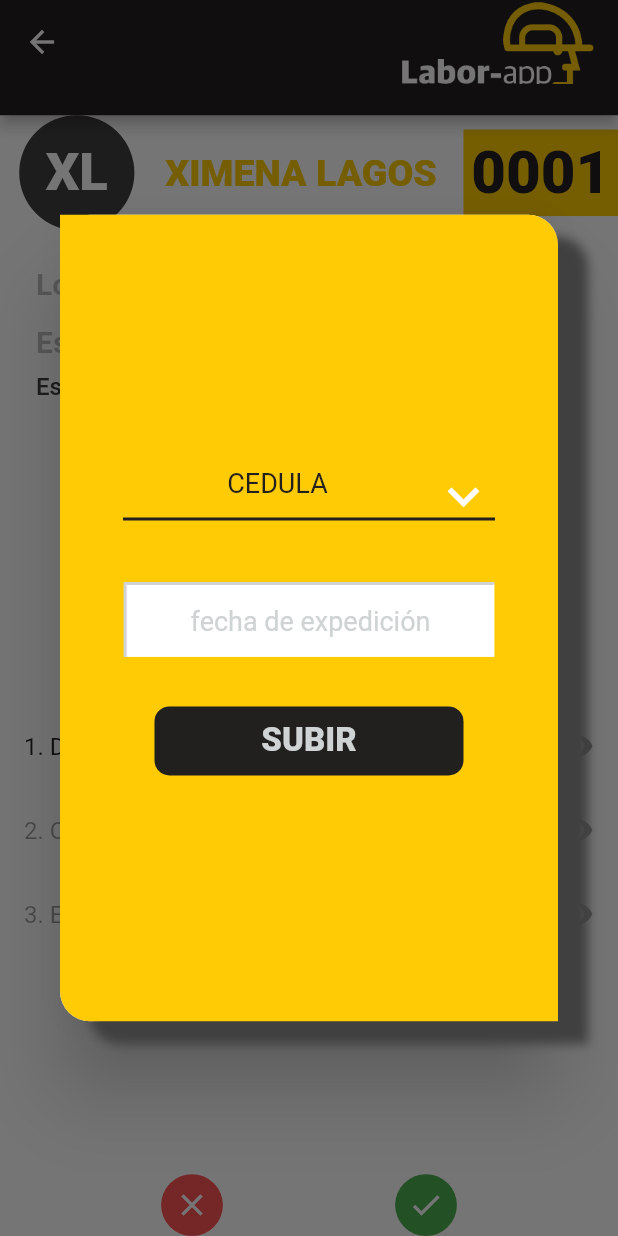
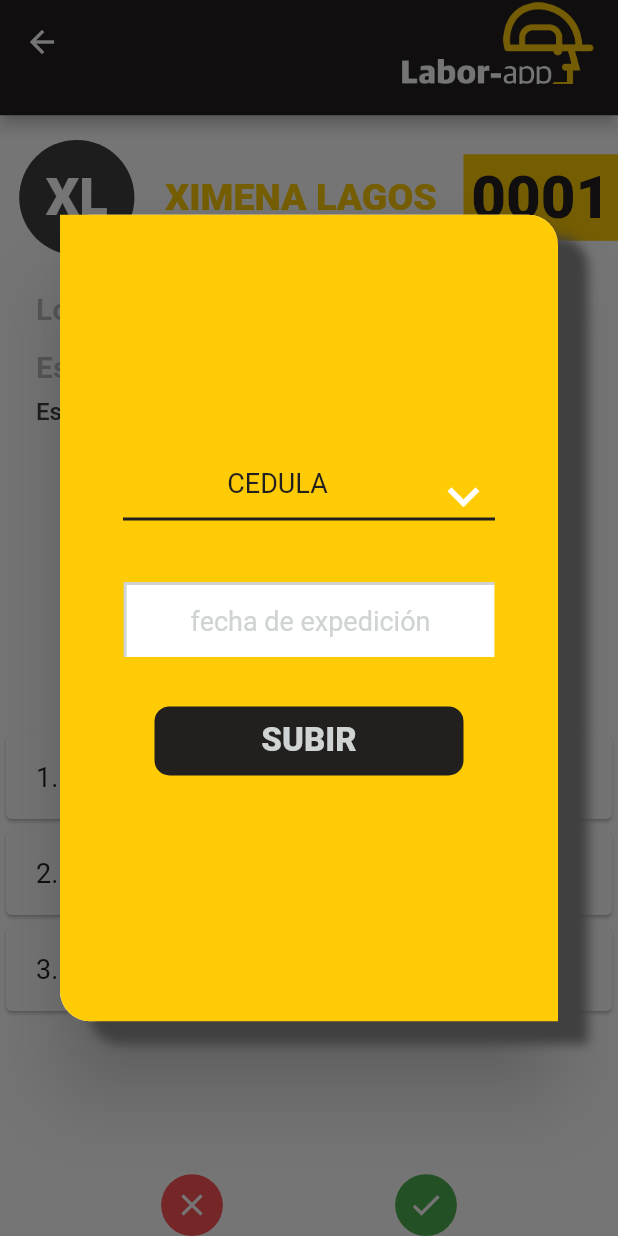
Before and after one commit to jsensunchop/Laborapp2, a Flutter app: the documentsUpload screen opened directly, after a tap on "1. Documento", on a phone screen of 412 x 824 dp. Run offline on Flutter 3.47's test engine with Material 2 defaults, Android fonts, the phone set to English and light mode, and no system bars; drawn by our look-alikes of auto_size_text; our stand-ins replace carousel_slider, firebase_storage, flutter_rating_bar, flutter_screenutil, fluttertoast, image_cropper and 1 more; accounts and stored records are empty.

```diff
--- a/LaborappTrabajador-master/lib/Documents/documentsUpload.dart
+++ b/LaborappTrabajador-master/lib/Documents/documentsUpload.dart
@@ -1,5 +1,8 @@
 import 'package:flutter/material.dart';
 import 'package:laborapp_trabajador/Common/ProfileHeader.dart';
+import 'package:laborapp_trabajador/Documents/cameraCA.dart';
+import 'package:laborapp_trabajador/Documents/cameraCC.dart';
+import 'package:laborapp_trabajador/Documents/cameraEM.dart';
 import 'package:laborapp_trabajador/Documents/documentsUploadDescription.dart';
 import 'package:laborapp_trabajador/Profile/ProfileLanding.dart';
 import 'package:laborapp_trabajador/SingletonInstances/SingletonWorker.dart';
@@ -7,6 +10,7 @@ import 'package:laborapp_trabajador/Common/LaboraAppBar.dart';
 import 'package:laborapp_trabajador/Util/UtilMethods.dart';
 import 'package:laborapp_trabajador/Landing/Landing.dart';
 import 'package:laborapp_trabajador/popUps/popUpMethods.dart';
+import 'package:laborapp_trabajador/Common/ColorPalette.dart';
 
 class documentsUpload extends StatefulWidget {
   _documentsUploadState createState() => _documentsUploadState();
@@ -15,6 +19,32 @@ class documentsUpload extends StatefulWidget {
 class _documentsUploadState extends State<documentsUpload> {
  _goToLanding(BuildContext context){
    Navigator.push(context, MaterialPageRoute(builder: (context) => ProfileLanding()));
+ }
+
+ _goToCC(String localidad, BuildContext context) {
+   Navigator.push(
+       context, MaterialPageRoute(builder: (context) => cameraCC()));
+ }
+ _goToCA(String localidad, BuildContext context) {
+   Navigator.push(
+       context, MaterialPageRoute(builder: (context) => cameraCA()));
+ }
+ _goToEM(String localidad, BuildContext context) {
+   Navigator.push(
+       context, MaterialPageRoute(builder: (context) => cameraEM()));
+ }
+
+ List<String> listing = [
+   '1. Documento',
+   '2. Curso de Altura',
+   '3. Examen Médico',
+ ];
+
+ int _selectedIndex = 0;
+
+ _onSelected(int index) {
+   setState(() => _selectedIndex = index);
+
  }
 
   @override
@@ -27,28 +57,44 @@ class _documentsUploadState extends State<documentsUpload> {
         children: <Widget>[
           //header of the screen
           //EDIT HERE
+          SizedBox(height: getHeightWithoutSafeAreaAppBar(context) * 0.02),
           ProfileHeader(),
           documentsUploadDescription(),
-          new Expanded(
-            child: new ListView(
-              children: <Widget>[
-                ListTile(
-                  title: Text("1. Documento"),
-                  onTap: ()=>showDocumentPopUp(context),
-                  trailing: Icon(Icons.remove_red_eye),
-                  enabled: true,
-                ),
-                ListTile(
-                  title: Text("2. Curso de Altura"),
-                  trailing: Icon(Icons.remove_red_eye),
-                  enabled: false,
-                ),
-                ListTile(
-                  title: Text("3. Examen Médico"),
-                  trailing: Icon(Icons.remove_red_eye),
-                  enabled: false,
-                )
-              ],
+          Expanded(
+          child: ListView.builder(
+          shrinkWrap: true,
+            itemCount: listing.length,
+            itemBuilder: (BuildContext context, int index) {
+              final docs = listing[index].toString();
+              final bool alreadySaved = _selectedIndex != null && _selectedIndex == index;
+              return Card(
+                child: ListTile(
+                    contentPadding: EdgeInsets.symmetric(horizontal: 20.0),
+                    title: new Text(
+                      docs,
+                      style: TextStyle(
+                          fontSize: 18.0,),
+                    ),
+                    trailing:
+                    Row(
+                        mainAxisSize: MainAxisSize.min,
+                        children: <Widget>[
+                      Icon(Icons.remove_red_eye),
+                          SizedBox(
+                            width: getFullScreenWidth(context) * 0.02,
+                          ),
+                      Icon(   // Add the lines from here...
+                      alreadySaved ? Icons.check : Icons.check_circle_outline,
+                      color: alreadySaved ? Colors.black : Colors.transparent,),]
+                    ),
+                    //enabled: alreadySaved,
+                    onTap: () {
+                      _onSelected(index);
+                      showDocumentPopUp(context);
+                    }
+                  ),
+                );
+              },
             ),
           ),
           Container(
```
